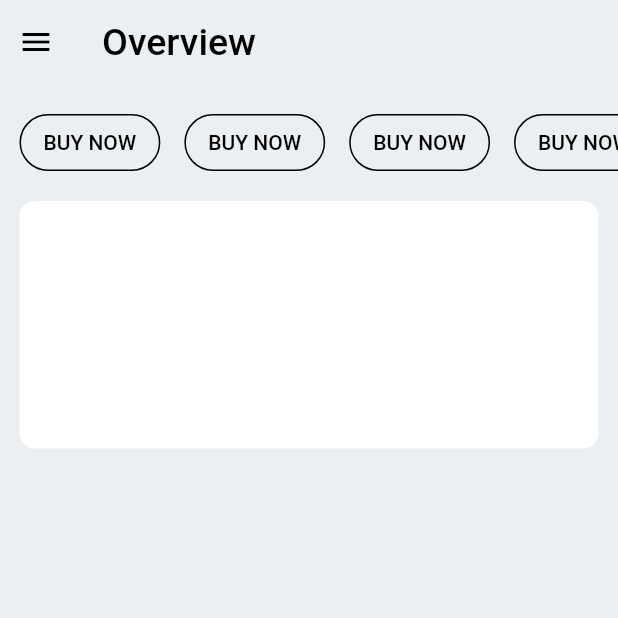
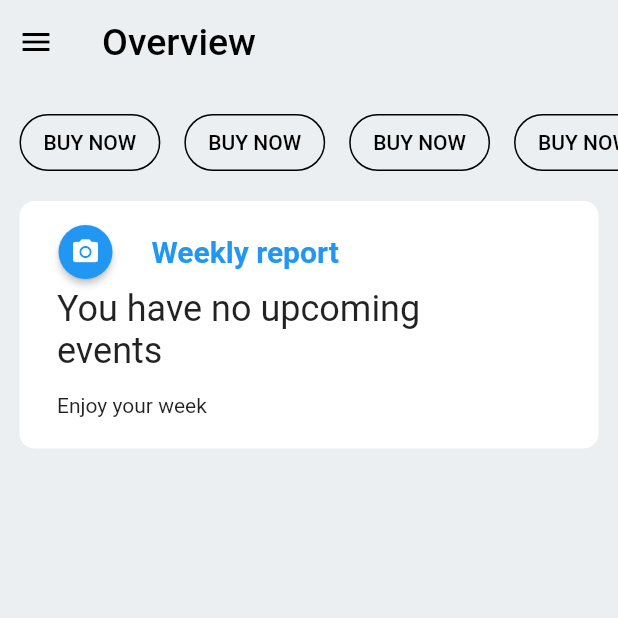
Before and after one commit to yakim228/flutterUI, a Flutter app: the screen it shows after launch, on a phone screen of 412 x 824 dp, the top half of it. Run offline on Flutter 3.47's test engine with Material 2 defaults, Android fonts, the phone set to English and light mode, and no system bars; Roboto replaces fonts that are missing (Imbue).

Commit message:
weekly report

```diff
--- a/lib/Overview.dart
+++ b/lib/Overview.dart
@@ -1,9 +1,11 @@
 import 'package:flutter/material.dart';
-import 'package:flutter_swiper/flutter_swiper.dart';
 
 class Overview extends StatelessWidget {
   Widget build(BuildContext context) {
-    return (Column(children: <Widget>[
+    return (Column(
+        mainAxisAlignment: MainAxisAlignment.start,
+        crossAxisAlignment: CrossAxisAlignment.start,
+        children: <Widget>[
           Container(
             margin: EdgeInsets.symmetric(vertical: 20.0),
             height: 38.0,
@@ -21,9 +23,70 @@ class Overview extends StatelessWidget {
           ),
           Container(
             margin: EdgeInsets.symmetric(horizontal: 13),
+            padding: EdgeInsets.symmetric(vertical: 10),
+            alignment: Alignment.topLeft,
             height: 165,
+            child: Column(
+              mainAxisAlignment: MainAxisAlignment.start,
+              crossAxisAlignment: CrossAxisAlignment.start,
+              children: [
+                Row(
+                  mainAxisAlignment: MainAxisAlignment.start,
+                  children: <Widget>[
+                    Padding(
+                      padding: EdgeInsets.symmetric(horizontal: 0),
+                      child: MaterialButton(
+                        onPressed: () {},
+                        color: Colors.blue,
+                        textColor: Colors.white,
+                        child: Icon(
+                          Icons.camera_alt,
+                          size: 20,
+                        ),
+                        padding: EdgeInsets.all(5),
+                        shape: CircleBorder(),
+                      ),
+                    ),
+                    Text(
+                      "Weekly report",
+                      style: TextStyle(
+                        color: Colors.blue,
+                        fontSize: 20,
+                        fontWeight: FontWeight.bold,
+                      ),
+                    ),
+                  ],
+                ),
+                Container(
+                    width: 300,
+                    child: Padding(
+                      padding: EdgeInsets.symmetric(horizontal: 25),
+                      child: Text(
+                        "You have no upcoming events",
+                        style: TextStyle(fontSize: 24),
+                      ),
+                    )),
+                SizedBox(
+                  height: 14,
+                ),
+                Container(
+                    width: 300,
+                    child: Padding(
+                      padding: EdgeInsets.symmetric(horizontal: 25),
+                      child: Text(
+                        "Enjoy your week",
+                      ),
+                    ))
+              ],
+            ),
+            // child: SvgPicture.asset("assets/coworkers.svg"),
             decoration: BoxDecoration(
-            borderRadius: BorderRadius.circular(10), color: Colors.white),
+                // image: DecorationImage(
+                //   // image: ,
+                //   fit: BoxFit.fill,
+                // ),
+                borderRadius: BorderRadius.circular(10),
+                color: Colors.white),
           )
         ]));
   }
--- a/pubspec.yaml
+++ b/pubspec.yaml
@@ -24,6 +24,7 @@ dependencies:
   flutter:
     sdk: flutter
   flutter_swiper : 1.1.5
+  flutter_svg: ^0.18.0
 
 
   # The following adds the Cupertino Icons font to your application.
@@ -46,8 +47,9 @@ flutter:
   uses-material-design: true
 
   # To add assets to your application, add an assets section, like this:
-  # assets:
-  #   - images/a_dot_burr.jpeg
+  assets:
+    - assets/coworkers.jpg
+    - assets/coworkers.svg
   #   - images/a_dot_ham.jpeg
 
   # An image asset can refer to one or more resolution-specific "variants", see
```
Also changed, not shown: assets/coworkers.jpg (added), assets/coworkers.svg (added), assets/undraw_Statistics_re_kox4.svg (added), assets/undraw_social_serenity_vhix.svg (added), pubspec.lock. Lines whose indentation alone changed are shown as unchanged.
